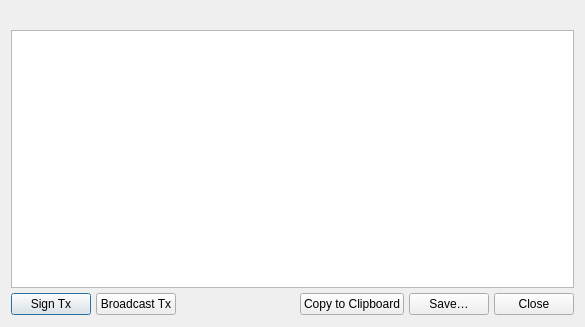
First picture: the form in src/qt/forms/psbtoperationsdialog.ui, repository mrheat/doichain-core-rebase, before the edit.
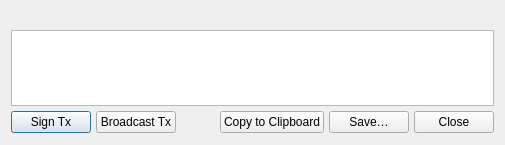
Second picture: the form after the edit.

Diff of the .ui file:
```diff
--- a/src/qt/forms/psbtoperationsdialog.ui
+++ b/src/qt/forms/psbtoperationsdialog.ui
@@ -6,8 +6,8 @@
    <rect>
     <x>0</x>
     <y>0</y>
-    <width>585</width>
-    <height>327</height>
+    <width>505</width>
+    <height>145</height>
    </rect>
   </property>
   <property name="windowTitle">
```
